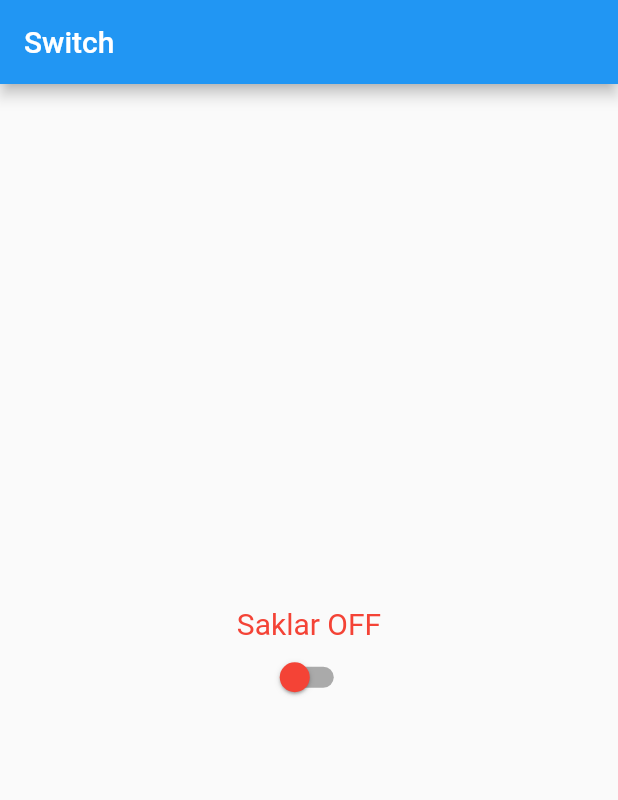
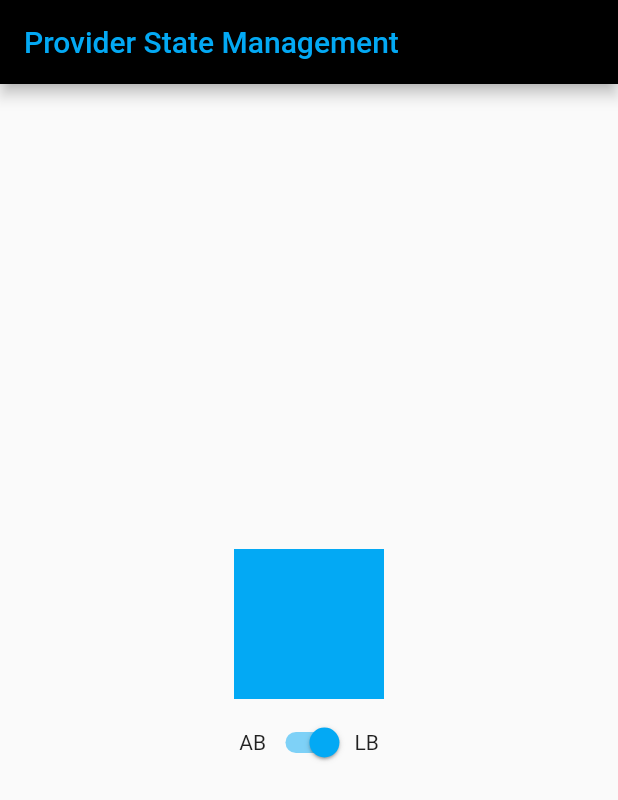
Before and after one commit to askaerlangga/belajar_flutter_dasar, a Flutter app: the screen it shows after launch, on a phone screen of 412 x 824 dp. Shown: the top 800 px of the screen. Run offline on Flutter 3.47's test engine with Material 2 defaults, Android fonts, the phone set to English and light mode, and no system bars.

Commit message:
Provider State Management

```diff
--- /dev/null
+++ b/lib/application_color.dart
@@ -0,0 +1,14 @@
+import 'package:flutter/cupertino.dart';
+import 'package:flutter/foundation.dart';
+import 'package:flutter/material.dart';
+
+class ApplicationColor with ChangeNotifier {
+  bool _isLightBlue = true;
+  bool get isLightBlue => _isLightBlue;
+  set isLightBlue(bool value) {
+    _isLightBlue = value;
+    notifyListeners();
+  }
+
+  Color get color => (_isLightBlue) ? Colors.lightBlue : Colors.amber;
+}
--- a/lib/main.dart
+++ b/lib/main.dart
@@ -1,53 +1,57 @@
+import 'package:belajar_flutter_dasar/application_color.dart';
 import 'package:flutter/material.dart';
+import 'package:provider/provider.dart';
 
 void main() {
   runApp(const MyApp());
 }
 
-class MyApp extends StatefulWidget {
+class MyApp extends StatelessWidget {
   const MyApp({Key? key}) : super(key: key);
-
-  @override
-  State<MyApp> createState() => _MyAppState();
-}
-
-class _MyAppState extends State<MyApp> {
-  bool isON = false;
-  String text = 'Saklar OFF';
-  Widget myWidget = const Text(
-    'Saklar OFF',
-    style: TextStyle(color: Colors.red, fontSize: 20),
-  );
 
   @override
   Widget build(BuildContext context) {
     return MaterialApp(
-      home: Scaffold(
+      home: ChangeNotifierProvider<ApplicationColor>(
+        create: (context) => ApplicationColor(),
+        child: Scaffold(
           appBar: AppBar(
-          title: const Text('Switch'),
+            backgroundColor: Colors.black,
+            title: Consumer<ApplicationColor>(
+                builder: (context, applicationColor, _) => Text(
+                      'Provider State Management',
+                      style: TextStyle(color: applicationColor.color),
+                    )),
           ),
           body: Center(
-          child: Column(mainAxisAlignment: MainAxisAlignment.center, children: [
-            myWidget,
-            Switch(
-                activeColor: Colors.green,
-                inactiveThumbColor: Colors.red,
-                value: isON,
+            child:
+                Column(mainAxisAlignment: MainAxisAlignment.center, children: [
+              Consumer<ApplicationColor>(
+                builder: (context, applicationColor, _) => AnimatedContainer(
+                  duration: Duration(milliseconds: 500),
+                  margin: EdgeInsets.all(5),
+                  width: 100,
+                  height: 100,
+                  color: applicationColor.color,
+                ),
+              ),
+              Row(
+                mainAxisAlignment: MainAxisAlignment.center,
+                children: [
+                  Text('AB'),
+                  Consumer<ApplicationColor>(
+                      builder: (context, applicationColor, _) => Switch(
+                          activeColor: applicationColor.color,
+                          inactiveThumbColor: applicationColor.color,
+                          value: applicationColor.isLightBlue,
                           onChanged: (value) {
-                  isON = value;
-                  setState(() {
-                    isON
-                        ? myWidget = const Text(
-                            'Saklar ON',
-                            style: TextStyle(color: Colors.green, fontSize: 20),
+                            applicationColor.isLightBlue = value;
+                          })),
+                  Text('LB')
+                ],
               )
-                        : myWidget = const Text(
-                            'Saklar OFF',
-                            style: TextStyle(color: Colors.red, fontSize: 20),
-                          );
-                  });
-                })
             ]),
+          ),
         ),
       ),
     );
--- a/pubspec.yaml
+++ b/pubspec.yaml
@@ -30,6 +30,7 @@ dependencies:
   flutter:
     sdk: flutter
   http: ^0.13.4
+  provider: ^6.0.3
 
 
   # The following adds the Cupertino Icons font to your application.
```
Also changed, not shown: pubspec.lock. Lines whose indentation alone changed are shown as unchanged.
